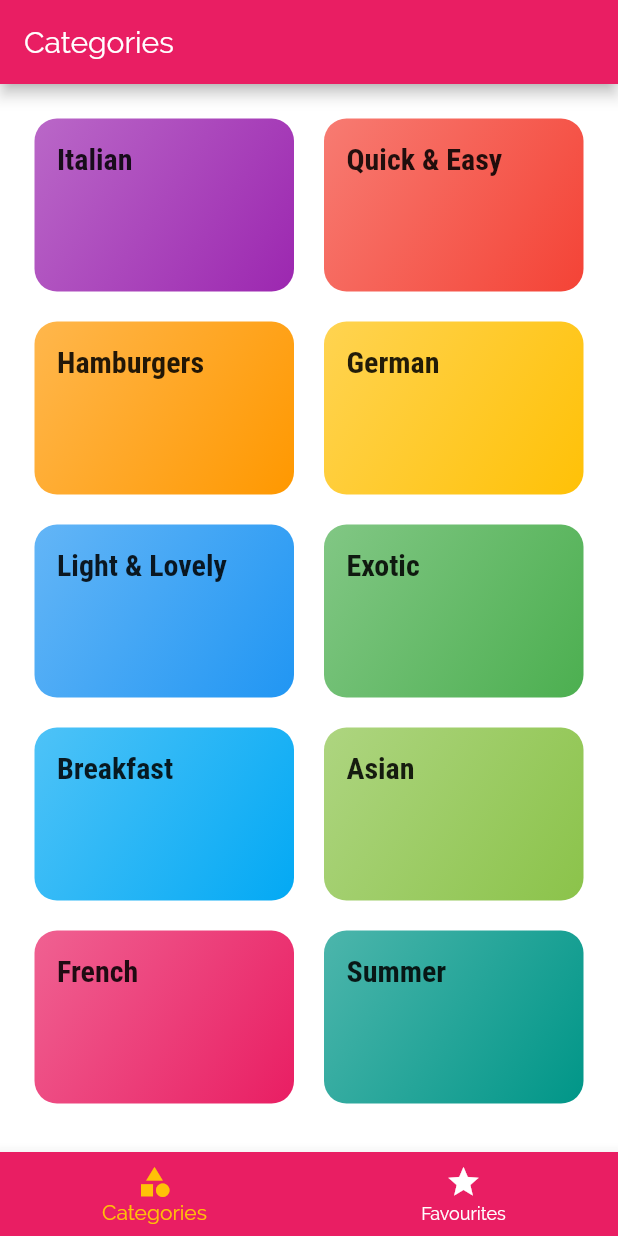
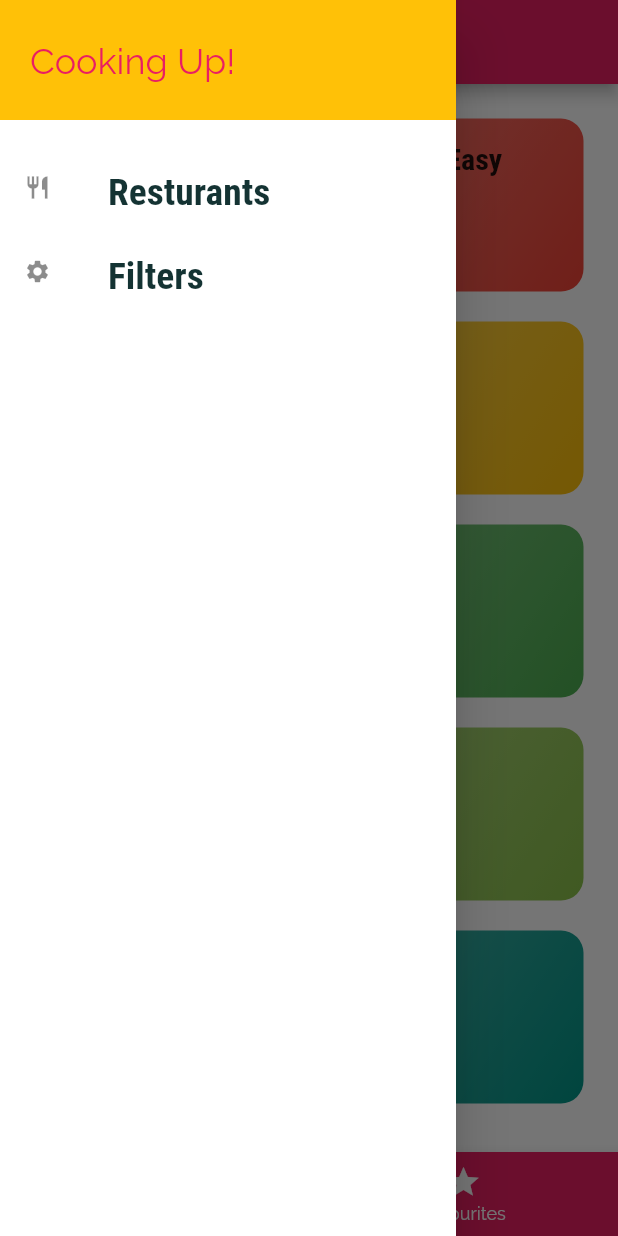
Before and after one commit to jaypatankar/meals-app, a Flutter app: the screen it shows after launch, with the side drawer open (before the commit the screen has no drawer), on a phone screen of 412 x 824 dp. Run offline on Flutter 3.47's test engine with Material 2 defaults, Android fonts, the phone set to English and light mode, and no system bars.

Commit message:
Implementing Drawer

```diff
--- a/lib/main.dart
+++ b/lib/main.dart
@@ -3,6 +3,7 @@ import 'dart:ui';
 import 'package:flutter/material.dart';
 import 'package:meals_app/screens/categories_screen.dart';
 import 'package:meals_app/screens/category_meals_screen.dart';
+import 'package:meals_app/screens/filter_screen.dart';
 import 'package:meals_app/screens/meal_detail_screen.dart';
 import 'package:meals_app/screens/tabs_screen.dart';
 
@@ -33,6 +34,7 @@ class MyApp extends StatelessWidget {
         // '/category-meals': (ctx) => CategoryMealsScreen()
         CategoryMealsScreen.routeName: (ctx) => CategoryMealsScreen(),
         MealDetailScreen.routeName: (ctx) => MealDetailScreen(),
+        FiltersScreen.routeName: (ctx) => FiltersScreen(),
       },
       // ignore: missing_return
       onGenerateRoute: (settings) {
--- /dev/null
+++ b/lib/screens/filter_screen.dart
@@ -0,0 +1,14 @@
+import 'package:flutter/material.dart';
+
+class FiltersScreen extends StatelessWidget {
+  // const FiltersScreen({ Key? key }) : super(key: key);
+
+  static const routeName = '/filters';
+
+  @override
+  Widget build(BuildContext context) {
+    return Center(
+      child: Text('FilterScreen'),
+    );
+  }
+}
--- a/lib/screens/tabs_screen.dart
+++ b/lib/screens/tabs_screen.dart
@@ -1,5 +1,6 @@
 import 'package:flutter/material.dart';
 import 'package:meals_app/screens/categories_screen.dart';
+import 'package:meals_app/widgets/main_drawer.dart';
 import '../screens/categories_screen.dart';
 import '../screens/favourites_screen.dart';
 
@@ -31,6 +32,7 @@ class _TabsScreenState extends State<TabsScreen> {
       appBar: AppBar(
         title: Text(_pages[_selectedPageIndex]['title']),
       ),
+      drawer: MainDrawer(),
       body: _pages[_selectedPageIndex]['page'],
       bottomNavigationBar: BottomNavigationBar(
         onTap: _selectPage,
--- /dev/null
+++ b/lib/widgets/main_drawer.dart
@@ -0,0 +1,54 @@
+import 'package:flutter/material.dart';
+import 'package:meals_app/screens/filter_screen.dart';
+
+class MainDrawer extends StatelessWidget {
+  // const MainDrawer({ Key? key }) : super(key: key);
+
+  Widget buildListTile(String title, IconData icon, Function tapHandler) {
+    return ListTile(
+      leading: Icon(
+        icon,
+        size: 18,
+      ),
+      title: Text(
+        title,
+        style: TextStyle(
+            fontFamily: 'RobotoCondensed',
+            fontSize: 25,
+            fontWeight: FontWeight.bold),
+      ),
+      onTap: tapHandler,
+    );
+  }
+
+  @override
+  Widget build(BuildContext context) {
+    return Drawer(
+        child: Column(
+      children: <Widget>[
+        Container(
+            height: 80,
+            width: double.infinity,
+            padding: EdgeInsets.all(20),
+            alignment: Alignment.centerLeft,
+            color: Theme.of(context).accentColor,
+            child: Text(
+              "Cooking Up!",
+              style: TextStyle(
+                  fontWeight: FontWeight.w500,
+                  fontSize: 24,
+                  color: Theme.of(context).primaryColor),
+            )),
+        SizedBox(
+          height: 20,
+        ),
+        buildListTile('Resturants', Icons.restaurant, () {
+          Navigator.of(context).pushNamed('/');
+        }),
+        buildListTile('Filters', Icons.settings, () {
+          Navigator.of(context).pushNamed(FiltersScreen.routeName);
+        }),
+      ],
+    ));
+  }
+}
```
